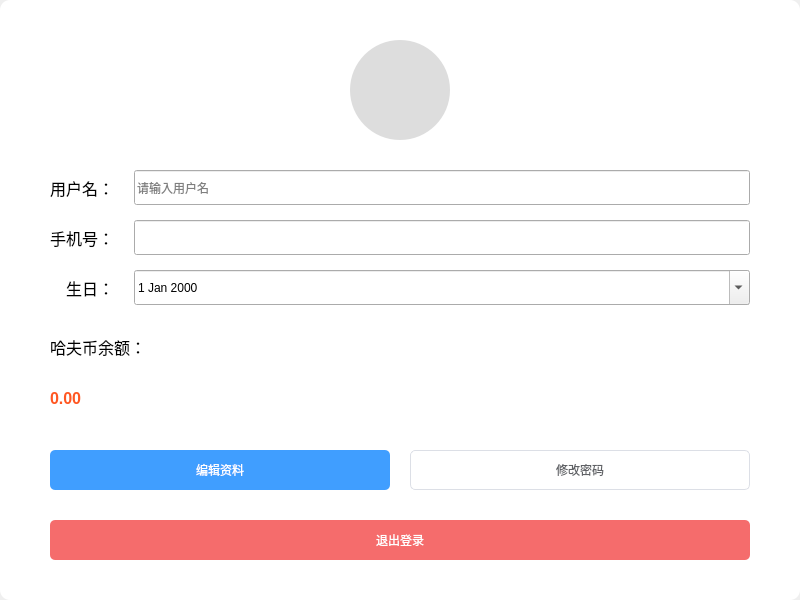
First picture: the form in Flight_System/UserCenter.ui, repository gywcs101/qt_flight_booking_system, before the edit.
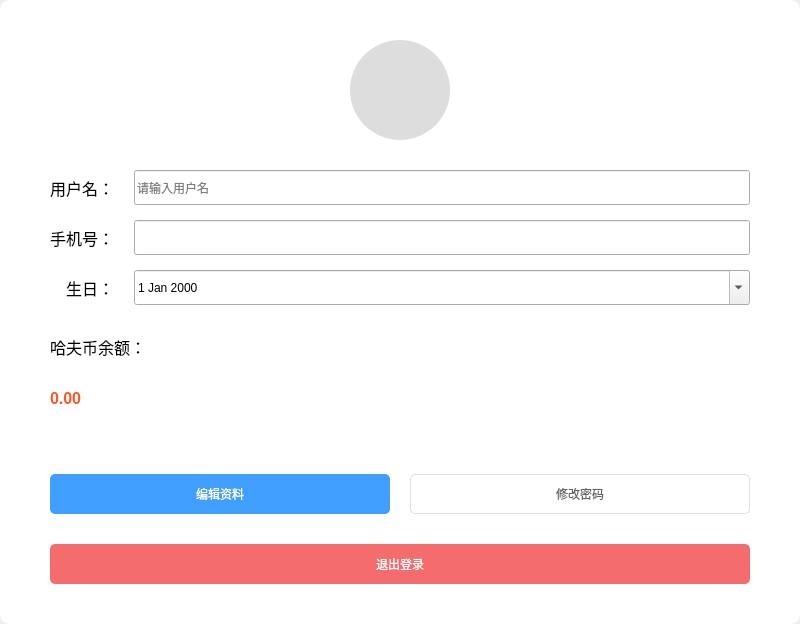
Second picture: the form after the edit. Icons and pictures are not drawn.

```diff
--- a/Flight_System/UserCenter.ui
+++ b/Flight_System/UserCenter.ui
@@ -7,7 +7,7 @@
     <x>0</x>
     <y>0</y>
     <width>800</width>
-    <height>600</height>
+    <height>624</height>
    </rect>
   </property>
   <property name="font">
```
